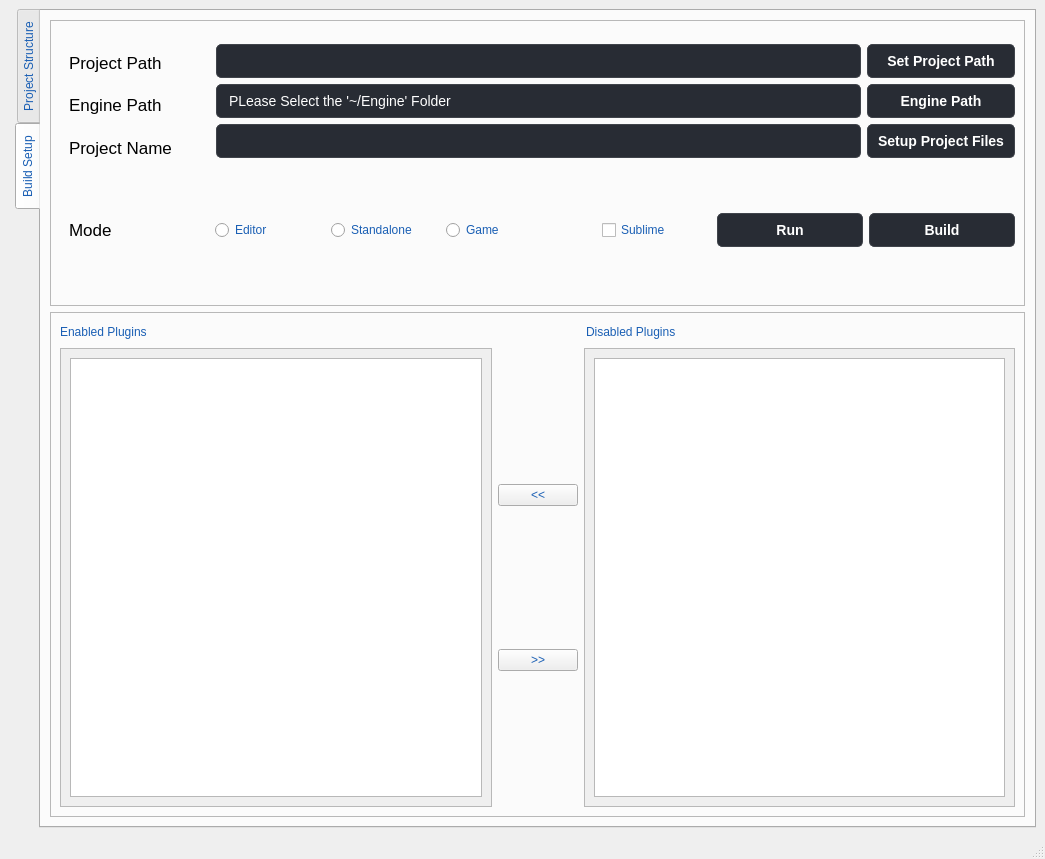
Above: UnrealProjectSetup/mainwindow.ui from PentaPixelsUE/Unreal-Engine-Project-manager before the change. Below: the same form after it.
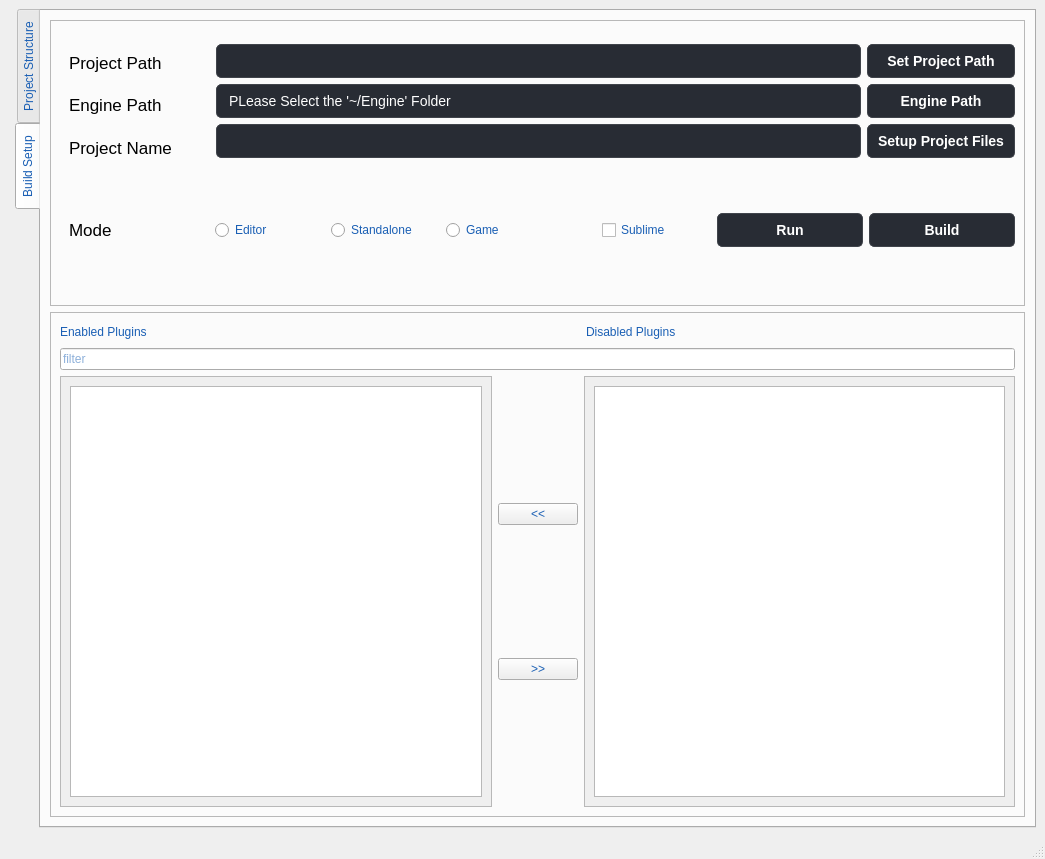
That is the form after the change.

Commit message: Added Search filter for the Plugins  Lists

```diff
--- a/UnrealProjectSetup/mainwindow.ui
+++ b/UnrealProjectSetup/mainwindow.ui
@@ -884,6 +884,22 @@
                </item>
               </layout>
              </item>
+             <item>
+              <widget class="QLineEdit" name="Plugins_Filter">
+               <property name="autoFillBackground">
+                <bool>false</bool>
+               </property>
+               <property name="inputMask">
+                <string/>
+               </property>
+               <property name="text">
+                <string/>
+               </property>
+               <property name="placeholderText">
+                <string>filter</string>
+               </property>
+              </widget>
+             </item>
              <item>
               <layout class="QHBoxLayout" name="horizontalLayout">
                <property name="rightMargin">
@@ -900,11 +916,11 @@
                     <x>0</x>
                     <y>0</y>
                     <width>425</width>
-                    <height>401</height>
+                    <height>370</height>
                    </rect>
                   </property>
                   <layout class="QGridLayout" name="gridLayout">
-                   <item row="0" column="2">
+                   <item row="1" column="2">
                     <widget class="QListView" name="Enabled_Plugins_List"/>
                    </item>
                   </layout>
@@ -982,7 +998,7 @@
                     <x>0</x>
                     <y>0</y>
                     <width>425</width>
-                    <height>401</height>
+                    <height>370</height>
                    </rect>
                   </property>
                   <layout class="QGridLayout" name="gridLayout_2">
```
The commit also changes 28 other files.
